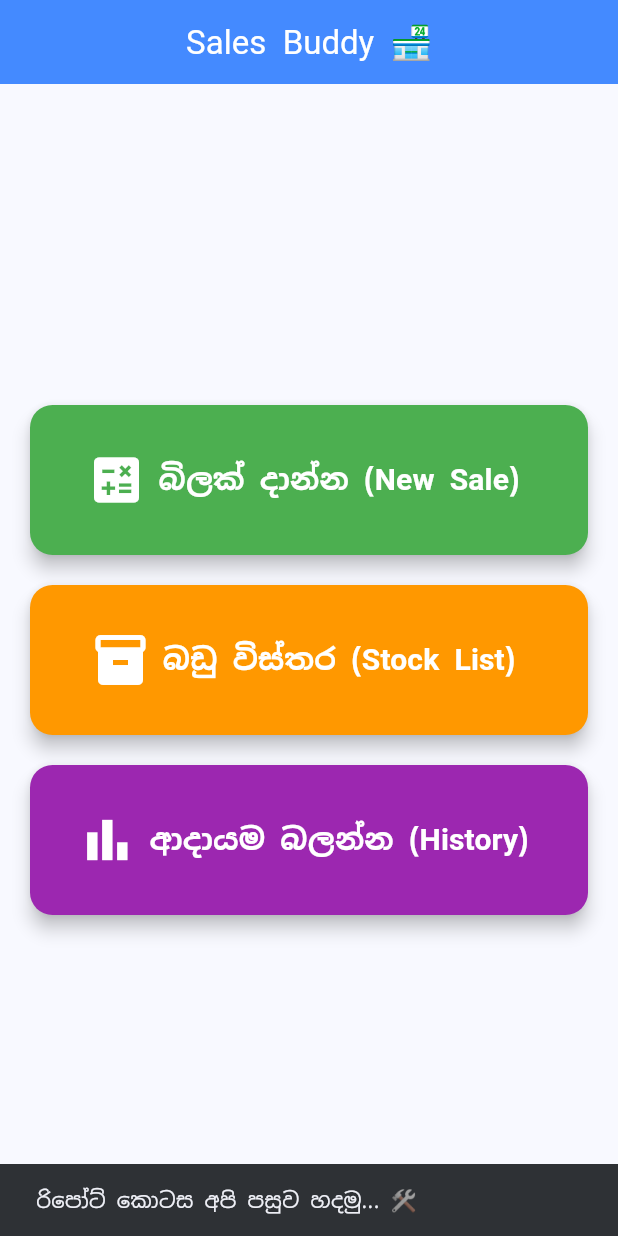
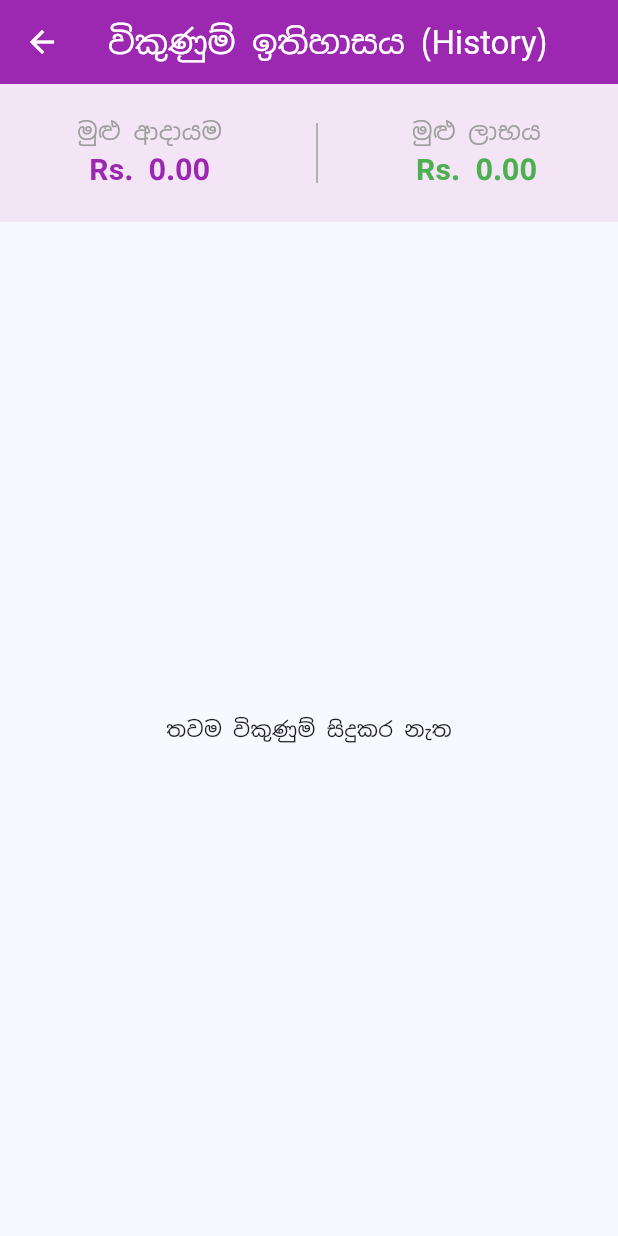
Before and after one commit to Zaincasper69/sales_buddy, a Flutter app: the screen it shows after launch, after a tap on "ආදායම බලන්න (History)", on a phone screen of 412 x 824 dp. Run offline on Flutter 3.47's test engine with Material 3 defaults, Android fonts, the light colour scheme and no system bars; our stand-ins replace google_fonts, sqflite; accounts and stored records are empty.

Commit message:
Implemented Sales History and Profit Report

```diff
--- a/lib/db/database_helper.dart
+++ b/lib/db/database_helper.dart
@@ -21,7 +21,6 @@ class DatabaseHelper {
   }
 
   Future _createDB(Database db, int version) async {
-
     await db.execute('''
     CREATE TABLE products (
       id INTEGER PRIMARY KEY AUTOINCREMENT,
@@ -65,7 +64,10 @@ class DatabaseHelper {
     return await db.query('products', orderBy: 'name ASC');
   }
 
-  Future<int> addSale(Map<String, dynamic> saleRow, List<Map<String, dynamic>> items) async {
+  Future<int> addSale(
+    Map<String, dynamic> saleRow,
+    List<Map<String, dynamic>> items,
+  ) async {
     final db = await instance.database;
     return await db.transaction((txn) async {
       int saleId = await txn.insert('sales', saleRow);
@@ -77,4 +79,9 @@ class DatabaseHelper {
       return saleId;
     });
   }
+
+  Future<List<Map<String, dynamic>>> getAllSales() async {
+    final db = await instance.database;
+    return await db.query('sales', orderBy: 'date DESC');
+  }
 }
--- a/lib/screens/home_screen.dart
+++ b/lib/screens/home_screen.dart
@@ -1,6 +1,7 @@
 import 'package:flutter/material.dart';
 import 'stock_list_screen.dart';
 import 'billing_screen.dart';
+import 'sales_history_screen.dart';
 
 class HomeScreen extends StatelessWidget {
   const HomeScreen({super.key});
@@ -57,9 +58,10 @@ class HomeScreen extends StatelessWidget {
               title: "ආදායම බලන්න (History)",
               color: Colors.purple,
               onTap: () {
-                ScaffoldMessenger.of(context).showSnackBar(
-                  const SnackBar(
-                    content: Text("රිපෝට් කොටස අපි පසුව හදමු... 🛠️"),
+                Navigator.push(
+                  context,
+                  MaterialPageRoute(
+                    builder: (context) => const SalesHistoryScreen(),
                   ),
                 );
               },
--- /dev/null
+++ b/lib/screens/sales_history_screen.dart
@@ -0,0 +1,126 @@
+import 'package:flutter/material.dart';
+import 'package:intl/intl.dart';
+import '../db/database_helper.dart';
+
+class SalesHistoryScreen extends StatefulWidget {
+  const SalesHistoryScreen({super.key});
+
+  @override
+  State<SalesHistoryScreen> createState() => _SalesHistoryScreenState();
+}
+
+class _SalesHistoryScreenState extends State<SalesHistoryScreen> {
+  List<Map<String, dynamic>> _sales = [];
+  bool _isLoading = true;
+  double _totalProfit = 0;
+  double _totalSales = 0;
+
+  @override
+  void initState() {
+    super.initState();
+    _loadSales();
+  }
+
+  Future<void> _loadSales() async {
+    final data = await DatabaseHelper.instance.getAllSales();
+
+    double tProfit = 0;
+    double tSales = 0;
+
+    for (var sale in data) {
+      tProfit += sale['net_profit'];
+      tSales += sale['total_amount'];
+    }
+
+    setState(() {
+      _sales = data;
+      _totalProfit = tProfit;
+      _totalSales = tSales;
+      _isLoading = false;
+    });
+  }
+
+  @override
+  Widget build(BuildContext context) {
+    return Scaffold(
+      appBar: AppBar(
+        title: const Text("විකුණුම් ඉතිහාසය (History)"),
+        backgroundColor: Colors.purple,
+        foregroundColor: Colors.white,
+      ),
+      body: Column(
+        children: [
+          Container(
+            padding: const EdgeInsets.all(20),
+            color: Colors.purple.shade50,
+            child: Row(
+              mainAxisAlignment: MainAxisAlignment.spaceAround,
+              children: [
+                Column(
+                  children: [
+                    const Text("මුළු ආදායම", style: TextStyle(fontSize: 16, color: Colors.grey)),
+                    Text(
+                      "Rs. ${_totalSales.toStringAsFixed(2)}",
+                      style: const TextStyle(fontSize: 20, fontWeight: FontWeight.bold, color: Colors.purple),
+                    ),
+                  ],
+                ),
+                Container(height: 40, width: 1, color: Colors.grey),
+                Column(
+                  children: [
+                    const Text("මුළු ලාභය", style: TextStyle(fontSize: 16, color: Colors.grey)),
+                    Text(
+                      "Rs. ${_totalProfit.toStringAsFixed(2)}",
+                      style: const TextStyle(fontSize: 20, fontWeight: FontWeight.bold, color: Colors.green),
+                    ),
+                  ],
+                ),
+              ],
+            ),
+          ),
+
+          Expanded(
+            child: _isLoading
+                ? const Center(child: CircularProgressIndicator())
+                : _sales.isEmpty
+                    ? const Center(child: Text("තවම විකුණුම් සිදුකර නැත"))
+                    : ListView.builder(
+                        itemCount: _sales.length,
+                        itemBuilder: (context, index) {
+                          final sale = _sales[index];
+                          final date = DateTime.parse(sale['date']);
+                          final formattedDate = DateFormat('yyyy-MM-dd hh:mm a').format(date);
+
+                          return Card(
+                            margin: const EdgeInsets.symmetric(horizontal: 10, vertical: 5),
+                            child: ListTile(
+                              leading: CircleAvatar(
+                                backgroundColor: Colors.purple.shade100,
+                                child: const Icon(Icons.receipt_long, color: Colors.purple),
+                              ),
+                              title: Text(sale['shop_name'], style: const TextStyle(fontWeight: FontWeight.bold)),
+                              subtitle: Text(formattedDate),
+                              trailing: Column(
+                                mainAxisAlignment: MainAxisAlignment.center,
+                                crossAxisAlignment: CrossAxisAlignment.end,
+                                children: [
+                                  Text(
+                                    "Rs. ${sale['total_amount']}",
+                                    style: const TextStyle(fontWeight: FontWeight.bold, fontSize: 14),
+                                  ),
+                                  Text(
+                                    "Profit: Rs. ${sale['net_profit']}",
+                                    style: const TextStyle(color: Colors.green, fontSize: 12),
+                                  ),
+                                ],
+                              ),
+                            ),
+                          );
+                        },
+                      ),
+          ),
+        ],
+      ),
+    );
+  }
+}
```
